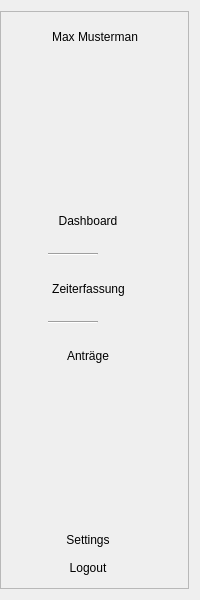
This is HR_Managment_System_Application/nav/navbar.ui in MehmetMertt/twentyONE_HR_System as Qt 5 draws it before an edit. The edited form follows.
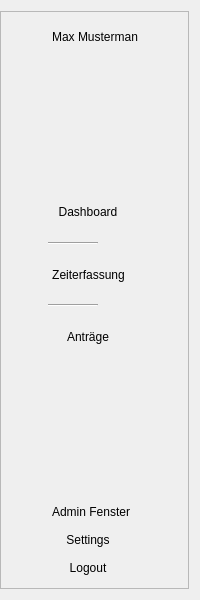
This is the edited form. Icons and pictures are not drawn.

Commit message: navbar admin dashboard changes

Diff of the .ui file:
```diff
--- a/HR_Managment_System_Application/nav/navbar.ui
+++ b/HR_Managment_System_Application/nav/navbar.ui
@@ -320,6 +320,38 @@
           </property>
          </spacer>
         </item>
+        <item>
+         <widget class="QPushButton" name="admin_button">
+          <property name="sizePolicy">
+           <sizepolicy hsizetype="Maximum" vsizetype="Fixed">
+            <horstretch>0</horstretch>
+            <verstretch>0</verstretch>
+           </sizepolicy>
+          </property>
+          <property name="cursor">
+           <cursorShape>PointingHandCursor</cursorShape>
+          </property>
+          <property name="text">
+           <string>Admin Fenster</string>
+          </property>
+          <property name="icon">
+           <iconset resource="../stylesheet.qrc">
+            <normaloff>:/resourcen/icons/admin.svg</normaloff>:/resourcen/icons/admin.svg</iconset>
+          </property>
+          <property name="iconSize">
+           <size>
+            <width>28</width>
+            <height>28</height>
+           </size>
+          </property>
+          <property name="flat">
+           <bool>true</bool>
+          </property>
+          <property name="active_item" stdset="0">
+           <bool>false</bool>
+          </property>
+         </widget>
+        </item>
         <item>
          <widget class="QPushButton" name="settings">
           <property name="sizePolicy">
```
The commit also changes 15 other files.
